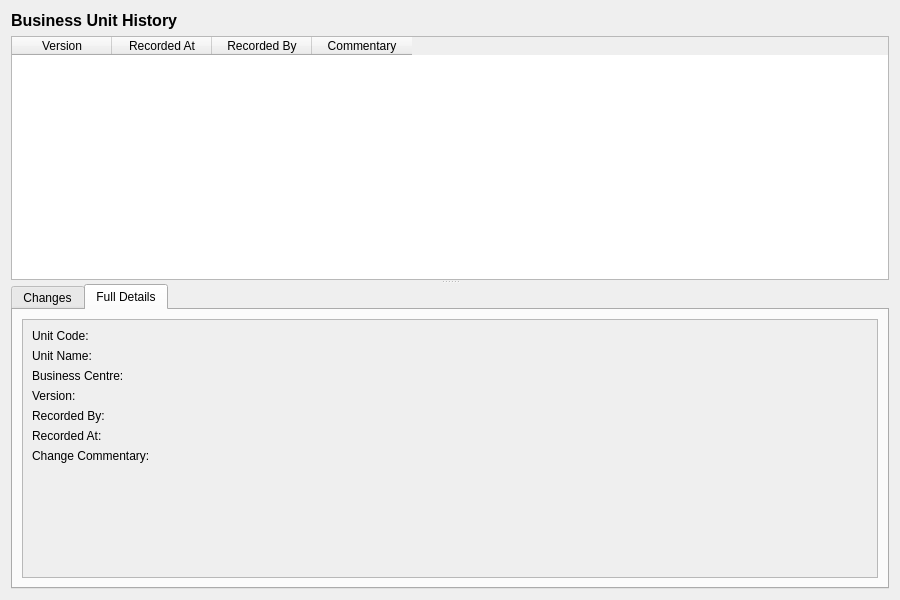
First picture: the form in projects/ores.qt/ui/BusinessUnitHistoryDialog.ui, repository OreStudio/OreStudio, before the edit.
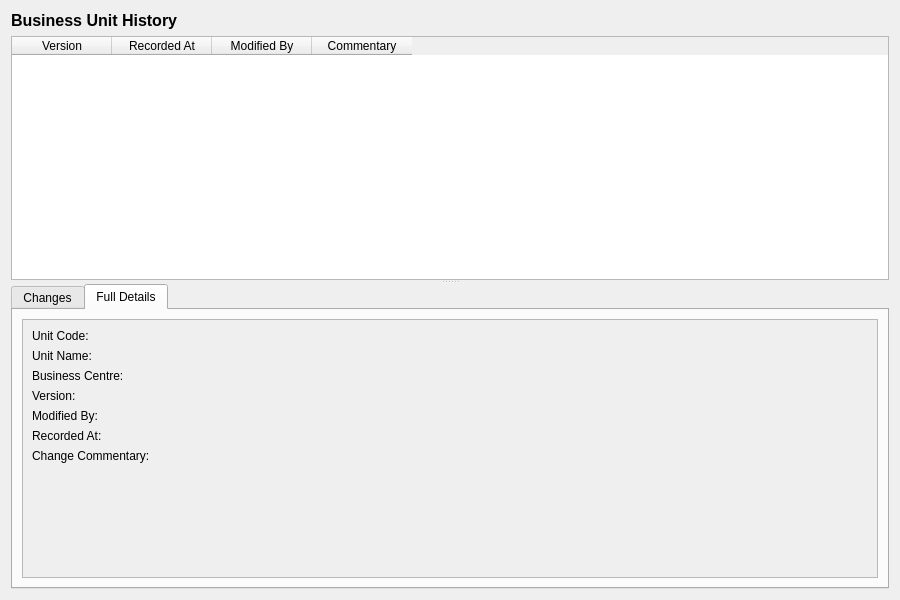
Second picture: the form after the edit. The open tabs and pages were chosen to show the change.

Commit message: [refactoring] Rename recorded_by → modified_by across all layers

What changed in the file:
```diff
--- a/projects/ores.qt/ui/BusinessUnitHistoryDialog.ui
+++ b/projects/ores.qt/ui/BusinessUnitHistoryDialog.ui
@@ -63,7 +63,7 @@
       </column>
       <column>
        <property name="text">
-        <string>Recorded By</string>
+        <string>Modified By</string>
        </property>
       </column>
       <column>
@@ -208,7 +208,7 @@
                <item row="4" column="0">
                 <widget class="QLabel" name="recordedByLabel">
                  <property name="text">
-                  <string>Recorded By:</string>
+                  <string>Modified By:</string>
                  </property>
                 </widget>
                </item>
```
Left out of the diff: 4 changed lines with no effect on the pictures. The commit also changes 31 other files.
